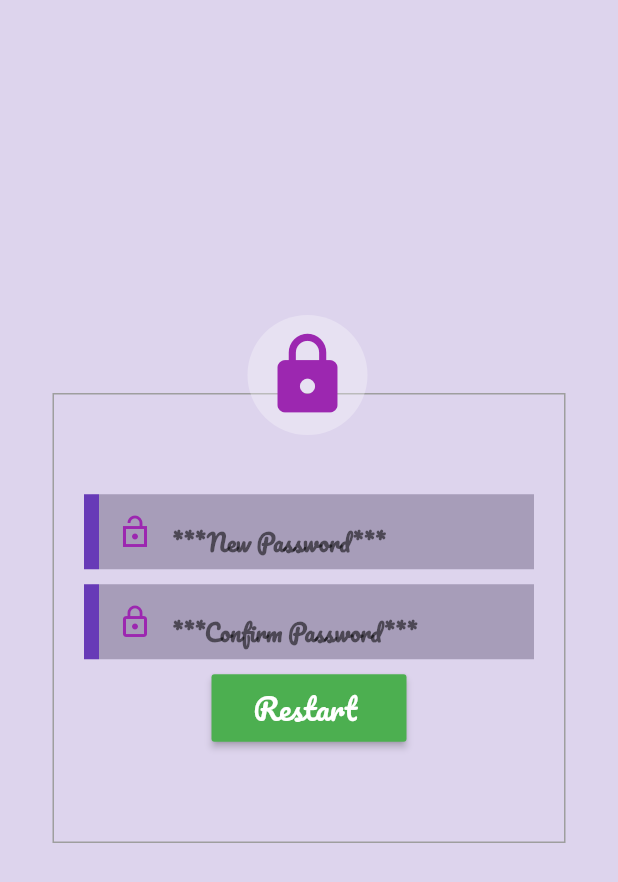
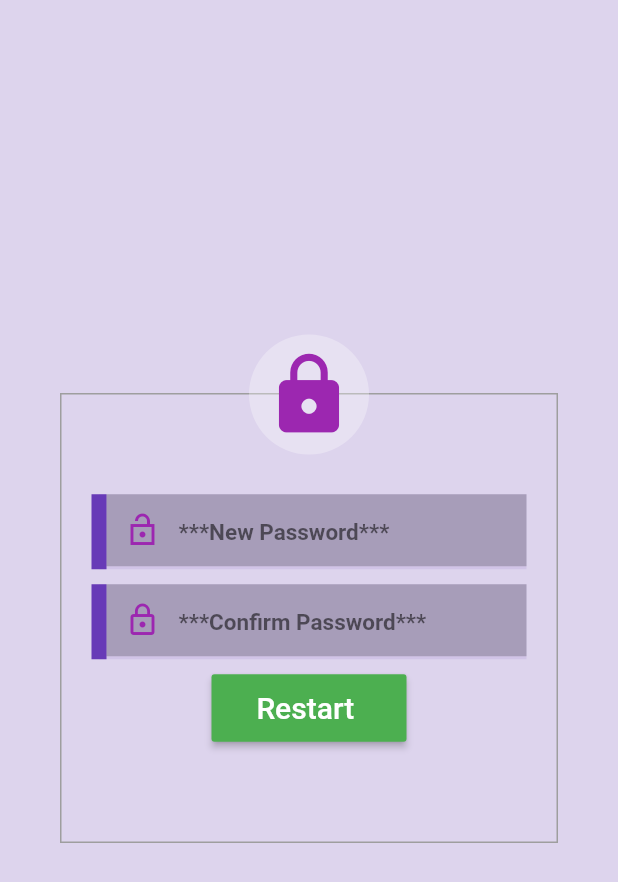
Before and after one commit to asmaaalnadhari/Flutter, a Flutter app: the Restartpassword screen opened directly, on a phone screen of 412 x 824 dp. Shown: the top 882 px of the screen. Run offline on Flutter 3.47's test engine with Material 2 defaults, Android fonts, the phone set to English and light mode, and no system bars; our stand-ins replace animated_text_kit, google_fonts; network calls fail.

Commit message:
Update restartpassword file

```diff
--- a/loginscreen/lib/restartpassword.dart
+++ b/loginscreen/lib/restartpassword.dart
@@ -1,9 +1,5 @@
-import 'package:flutter/cupertino.dart';
 import 'package:flutter/material.dart';
-import 'package:flutter/painting.dart';
-import 'package:google_fonts/google_fonts.dart';
 
-import 'Login.dart';
 
 class Restartpassword extends StatelessWidget {
   const Restartpassword({Key? key}) : super(key: key);
@@ -16,44 +12,39 @@ class Restartpassword extends StatelessWidget {
             color: Colors.deepPurple.withOpacity(0.2),
             width: double.infinity,
             child: Center(
+              child: Container(
+                margin: const EdgeInsets.symmetric(horizontal: 40),
+                padding: const EdgeInsets.symmetric(horizontal: 20),
+                height: 300,
+                decoration:
+                BoxDecoration(border: Border.all(width: 1, color: Colors.grey)),
                 child: Stack(
                   children: [
-                Container(
-                  margin: EdgeInsets.symmetric(horizontal: 20),
-                    height: 400,
-                ),
                     Center(
-                  child: Container(
-                    padding: EdgeInsets.symmetric(horizontal: 20),
-                     height: 300,
-                     decoration: BoxDecoration(
-                         border: Border.all(
-                             width: 1,
-                             color: Colors.grey
-                         )
-                     ),
                       child: Column(
-                      mainAxisAlignment:MainAxisAlignment.center ,
+                        mainAxisAlignment: MainAxisAlignment.center,
+                        crossAxisAlignment: CrossAxisAlignment.center,
                         children: [
                           Container(
                             //----------------------------------------------------
                               decoration: BoxDecoration(
                                 color: Colors.deepPurple.withOpacity(0.1),
-                              border: Border(
-                                left: BorderSide(color: Colors.deepPurple,width: 10),
+                                border: const Border(
+                                  left: BorderSide(
+                                      color: Colors.deepPurple, width: 10),
                                 ),
                               ),
                               //----------------------------------------------------
                               width: 300,
                               height: 50,
                               //----------
-                            child:TextFormField(
-                              style: GoogleFonts.pacifico(
+                              child: TextFormField(
+                                style: const TextStyle(
                                   color: Colors.purple,
                                   fontSize: 20.0,
                                 ),
                                 //----------------------------------
-                              keyboardType:TextInputType.text ,
+                                keyboardType: TextInputType.text,
                                 //----------------------------------
                                 validator: (value) {
                                   if (value == null || value.isEmpty) {
@@ -63,43 +54,43 @@ class Restartpassword extends StatelessWidget {
                                 },
                                 //-----------------------------------
                                 decoration: InputDecoration(
-                                prefixIcon: Icon(Icons.lock_open_sharp,color:Colors.purple),
+                                  prefixIcon: const Icon(Icons.lock_open_sharp,
+                                      color: Colors.purple),
                                   border: InputBorder.none,
                                   hintText: '***New Password***',
-                                hintStyle: GoogleFonts.pacifico(
+                                  hintStyle: const TextStyle(
                                       color: Colors.black54,
                                       fontSize: 15,
-                                    fontWeight: FontWeight.bold
-                                ),
+                                      fontWeight: FontWeight.bold),
                                   fillColor: Colors.black12.withOpacity(0.2),
                                   filled: true,
 
                                   //-----------------------------------
-
                                 ),
                               )),
-                        SizedBox(
+                          const SizedBox(
                             height: 10,
                           ),
                           Container(
                             //----------------------------------------------------
                               decoration: BoxDecoration(
                                 color: Colors.deepPurple.withOpacity(0.1),
-                              border: Border(
-                                left: BorderSide(color: Colors.deepPurple,width: 10),
+                                border: const Border(
+                                  left: BorderSide(
+                                      color: Colors.deepPurple, width: 10),
                                 ),
                               ),
                               //----------------------------------------------------
                               width: 300,
                               height: 50,
                               //----------
-                            child:TextFormField(
-                              style: GoogleFonts.pacifico(
+                              child: TextFormField(
+                                style: const TextStyle(
                                   color: Colors.purple,
                                   fontSize: 20.0,
                                 ),
                                 //----------------------------------
-                              keyboardType:TextInputType.text ,
+                                keyboardType: TextInputType.text,
                                 //----------------------------------
                                 validator: (value) {
                                   if (value == null || value.isEmpty) {
@@ -109,69 +100,71 @@ class Restartpassword extends StatelessWidget {
                                 },
                                 //-----------------------------------
                                 decoration: InputDecoration(
-                                prefixIcon: Icon(Icons.lock_outline,color:Colors.purple),
+                                  prefixIcon: const Icon(Icons.lock_outline,
+                                      color: Colors.purple),
                                   border: InputBorder.none,
                                   hintText: '***Confirm Password***',
-                                hintStyle: GoogleFonts.pacifico(
+                                  hintStyle: const TextStyle(
                                       color: Colors.black54,
                                       fontSize: 15,
-                                    fontWeight: FontWeight.bold
-                                ),
+                                      fontWeight: FontWeight.bold),
                                   fillColor: Colors.black12.withOpacity(0.2),
                                   filled: true,
 
                                   //-----------------------------------
-
                                 ),
                               )),
-                        SizedBox(
+                          const SizedBox(
                             height: 10,
                           ),
                           Container(
-                          width:130 ,
+                            width: 130,
                             height: 45,
                             decoration: BoxDecoration(
-                              borderRadius: BorderRadius.circular(15)
-                          ),
+                                borderRadius: BorderRadius.circular(15)),
                             child: MaterialButton(
                                 minWidth: 130,
                                 hoverColor: Colors.purple,
                                 color: Colors.green,
-                              onPressed: (){
-                                Navigator.push(context, MaterialPageRoute(builder: (context) => loginScreen())) ;
+                                onPressed: () {
+                                  // Navigator.push(context, MaterialPageRoute(builder: (context) => loginScreen())) ;
                                 },
-                              child: Text('Restart '
-                                ,style: GoogleFonts.pacifico(
+                                child: const Text(
+                                  'Restart ',
+                                  style: TextStyle(
                                     color: Colors.white,
                                     fontSize: 20.0,
                                   ),
                                 )),
                           )
                         ],
-
-                    ),
-
                       ),
                     ),
-                Container(
+                    Transform.translate(
+                      offset: const Offset(0, -40),
+                      child: Align(
+                        alignment: Alignment.topCenter,
+                        child: SizedBox(
                           height: 80,
                           width: 80,
-                  margin: EdgeInsetsDirectional.only(
-                    start: 165,
-                        top: 210
+                          // margin: EdgeInsetsDirectional.only(start: 165, top: 210),
+                          child: CircleAvatar(
+                            backgroundColor: Colors.white.withOpacity(0.3),
+                            radius: 30,
+                            child: const Icon(
+                              Icons.lock,
+                              size: 60,
+                              color: Colors.purple,
                             ),
-                  child: CircleAvatar(
-                    backgroundColor:Colors.white.withOpacity(0.3),
-                    radius: 30,
-                    child: Icon(Icons.lock,size: 60,
-                    color: Colors.purple,),
+                          ),
+                        ),
                       ),
                     ),
                   ],
                 ),
               ),
-        )
             ),
+          )),
     );
   }
 }
```
Lines whose indentation alone changed are shown as unchanged.
